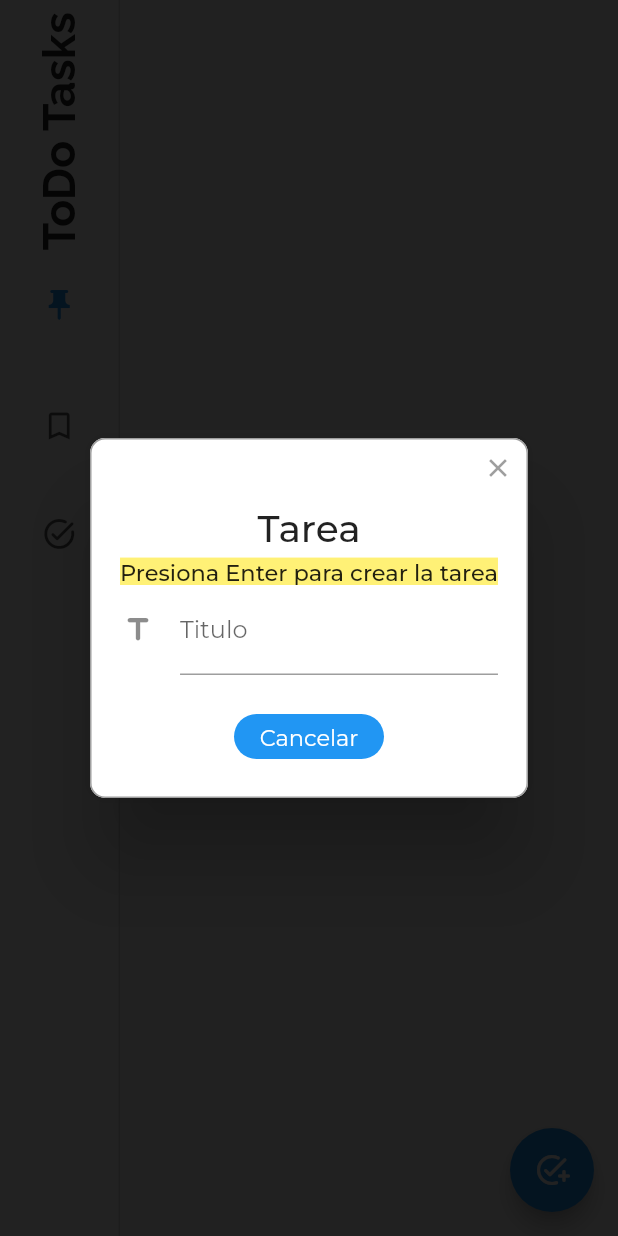
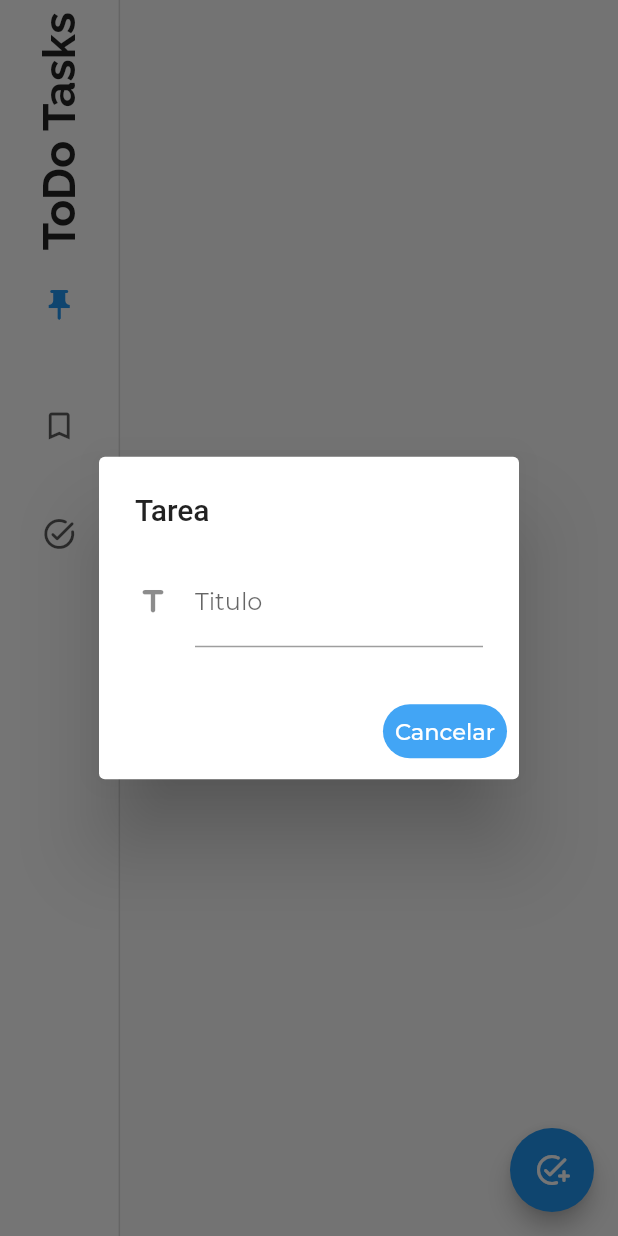
Before and after one commit to IosefSaiegh/todo_tasks, a Flutter app: the screen it shows after launch, after a tap on the "add task" icon, on a phone screen of 412 x 824 dp. Run offline on Flutter 3.47's test engine with Material 2 defaults, Android fonts, the phone set to English and light mode, and no system bars; drawn by our look-alikes of rflutter_alert; our stand-ins replace google_fonts.

Commit message:
personalizar el alert dialog

```diff
--- a/lib/main.dart
+++ b/lib/main.dart
@@ -11,7 +11,7 @@ class MyApp extends StatelessWidget {
   Widget build(BuildContext context) {
     return const MaterialApp(
       debugShowCheckedModeBanner: false,
-      title: 'Tareas',
+      title: 'ToDo Tasks',
       home: HomePage(),
     );
   }
--- a/lib/pages/fijadas.dart
+++ b/lib/pages/fijadas.dart
@@ -1,6 +1,5 @@
 import 'package:flutter/material.dart';
 import 'package:google_fonts/google_fonts.dart';
-import 'package:rflutter_alert/rflutter_alert.dart';
 import 'package:tareas/widgets/tarea.dart';
 
 class Fijadas extends StatefulWidget {
@@ -16,6 +15,7 @@ class _FijadasState extends State<Fijadas> {
   String nuevoValor = '';
   final opciones = [];
   final tituloTarea = TextEditingController();
+  bool disabledBtn = true;
 
   List<Widget> crearItems() {
     final lista = <Widget>[];
@@ -76,19 +76,24 @@ class _FijadasState extends State<Fijadas> {
         onPressed: () {
           setState(
             () {
-              Alert(
+              _showMyDialog();
+            },
+          );
+        },
+        child: const Icon(Icons.add_task_rounded),
+      ),
+    );
+  }
+
+  Future<void> _showMyDialog() async {
+    return showDialog<void>(
       context: context,
-                title: 'Tarea',
-                style: AlertStyle(
-                  titleStyle: GoogleFonts.montserrat(
-                    fontSize: 25,
-                  ),
-                  descStyle: GoogleFonts.montserrat(
-                    fontSize: 15,
-                    backgroundColor: Colors.yellow[300],
-                  ),
-                ),
-                content: Column(
+      barrierDismissible: true,
+      builder: (BuildContext context) {
+        return AlertDialog(
+          title: const Text('Tarea'),
+          content: SingleChildScrollView(
+            child: ListBody(
               children: [
                 TextField(
                   decoration: InputDecoration(
@@ -101,13 +106,16 @@ class _FijadasState extends State<Fijadas> {
                   onSubmitted: (newValue) {
                     setState(() {
                       opciones.add(newValue);
+                      disabledBtn = false;
                     });
+                    setState(() {});
                   },
                 ),
               ],
             ),
-                buttons: [
-                  DialogButton(
+          ),
+          actions: <Widget>[
+            TextButton(
               onPressed: () {
                 Navigator.pop(context);
                 setState(() {
@@ -121,18 +129,41 @@ class _FijadasState extends State<Fijadas> {
                   fontSize: 15,
                 ),
               ),
-                    radius: BorderRadius.circular(25.0),
-                    height: 30.0,
-                    width: 100,
+              style: ButtonStyle(
+                backgroundColor: MaterialStateProperty.all(Colors.blue[400]),
+                shape: MaterialStateProperty.all(
+                  RoundedRectangleBorder(
+                    borderRadius: BorderRadius.circular(25.0),
                   ),
+                ),
+              ),
+            ),
+            disabledBtn == false
+                ? TextButton(
+                    onPressed: () {
+                      Navigator.pop(context);
+                    },
+                    child: Text(
+                      'Guardar',
+                      style: GoogleFonts.montserrat(
+                        color: Colors.white,
+                        fontSize: 15,
+                      ),
+                    ),
+                    style: ButtonStyle(
+                      backgroundColor:
+                          MaterialStateProperty.all(Colors.blue[400]),
+                      shape: MaterialStateProperty.all(
+                        RoundedRectangleBorder(
+                          borderRadius: BorderRadius.circular(25.0),
+                        ),
+                      ),
+                    ),
+                  )
+                : Container(),
           ],
-                desc: 'Presiona Enter para crear la tarea',
-              ).show();
-            },
         );
       },
-        child: const Icon(Icons.add_task_rounded),
-      ),
     );
   }
 }
--- a/pubspec.yaml
+++ b/pubspec.yaml
@@ -21,7 +21,6 @@ dependencies:
     sdk: flutter
   flutter_gen: ^3.1.2
   google_fonts: ^2.1.0
-  rflutter_alert: ^2.0.4
   shared_preferences: ^2.0.7
   shared_preferences_windows: ^2.0.2
 
```
Lines whose indentation alone changed are shown as unchanged.
